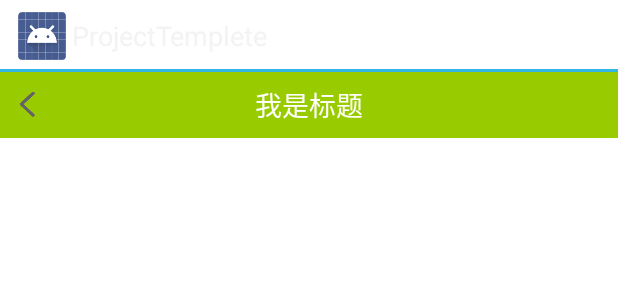
After one commit to yxdroid/droidfm, an Android app: the layout custom_action_bar_layout.xml on its own in the app's theme, with its tools: preview values and no code run, on a phone screen of 412 x 824 dp. The commit adds this screen. Shown: the top 300 px of the screen. Run offline under Robolectric (Android 15) with nearby library versions, the phone set to English and light mode, and no system bars.

Commit message:
add custom action

```diff
--- a/ProjectTemplete/app/src/main/AndroidManifest.xml
+++ b/ProjectTemplete/app/src/main/AndroidManifest.xml
@@ -21,6 +21,7 @@
 
         <activity
             android:name=".activity.WelcomeActivity"
+            android:theme="@style/WelcomeTheme"
             android:configChanges="screenSize|smallestScreenSize|screenLayout|orientation">
             <intent-filter>
                 <action android:name="com.yxdroid.pt" />
@@ -33,9 +34,7 @@
             </intent-filter>
         </activity>
 
-        <activity
-            android:name=".activity.MainActivity">
-        </activity>
+        <activity android:name=".activity.MainActivity"></activity>
 
 
         <activity
--- a/ProjectTemplete/app/src/main/java/yxdroid/pt/activity/MainActivity.java
+++ b/ProjectTemplete/app/src/main/java/yxdroid/pt/activity/MainActivity.java
@@ -46,6 +46,8 @@ public class MainActivity extends BaseMVPActivity<IMainView, MainPresenter, Main
 
     @Override
     protected void onInit() {
+        initActionBar("首页");
+
         DroidEvent.register(this);
         tvSample.setText("你来啊");
 
@@ -54,7 +56,8 @@ public class MainActivity extends BaseMVPActivity<IMainView, MainPresenter, Main
     }
 
     @Override
-    protected void onBack() {
+    public void onBack() {
+        super.onBack();
         close();
     }
 
--- a/ProjectTemplete/app/src/main/java/yxdroid/pt/activity/TestActivity.java
+++ b/ProjectTemplete/app/src/main/java/yxdroid/pt/activity/TestActivity.java
@@ -28,7 +28,8 @@ public class TestActivity extends BaseMVPActivity {
     }
 
     @Override
-    protected void onBack() {
+    public void onBack() {
+        super.onBack();
         close();
     }
 
--- a/ProjectTemplete/app/src/main/java/yxdroid/pt/activity/WelcomeActivity.java
+++ b/ProjectTemplete/app/src/main/java/yxdroid/pt/activity/WelcomeActivity.java
@@ -35,8 +35,8 @@ public class WelcomeActivity extends BaseMVPActivity
     }
 
     @Override
-    protected void onBack() {
-
+    public void onBack() {
+        super.onBack();
     }
 
     @Override
--- a/ProjectTemplete/app/src/main/res/values/styles.xml
+++ b/ProjectTemplete/app/src/main/res/values/styles.xml
@@ -1,13 +1,24 @@
 <resources>
 
     <!-- Base application theme. -->
-    <style name="AppTheme" parent="Theme.AppCompat.Light.DarkActionBar">
+    <style name="AppTheme" parent="android:Theme.Holo">
         <!-- Customize your theme here. -->
         <item name="colorPrimary">@color/colorPrimary</item>
         <item name="colorPrimaryDark">@color/colorPrimaryDark</item>
         <item name="colorAccent">@color/colorAccent</item>
+        <!--<item name="android:windowNoTitle">true</item>-->
+        <item name="android:textColor">@android:color/holo_blue_light</item>
+        <item name="android:windowBackground">@android:color/white</item>
+        <!--下段代码就是去除阴影的-->
+        <item name="android:windowContentOverlay">@null</item>
     </style>
 
+    <style name="WelcomeTheme">
+        <item name="android:windowNoTitle">true</item>
+        <item name="android:windowIsTranslucent">true</item>
+        <!--<item name="android:windowAnimationStyle">@style/fade</item>-->
+        <item name="android:windowBackground">@android:color/transparent</item>
+    </style>
 
     <style name="rb_style">
         <item name="android:layout_width">0dp</item>
--- /dev/null
+++ b/ProjectTemplete/droidfm/src/main/res/drawable/action_bar_bg.xml
@@ -0,0 +1,7 @@
+<?xml version="1.0" encoding="utf-8"?>
+<shape xmlns:android="http://schemas.android.com/apk/res/android">
+    <stroke
+        android:width="0.6dp"
+        android:color="@android:color/holo_green_light" />
+    <solid android:color="@android:color/holo_green_light"/>
+</shape>
--- /dev/null
+++ b/ProjectTemplete/droidfm/src/main/res/layout/custom_action_bar_layout.xml
@@ -0,0 +1,56 @@
+<?xml version="1.0" encoding="utf-8"?>
+<RelativeLayout xmlns:android="http://schemas.android.com/apk/res/android"
+    android:layout_width="match_parent"
+    android:layout_height="@dimen/title_bar_height"
+    android:background="@drawable/action_bar_bg"
+    android:gravity="center_vertical">
+
+    <TextView
+        android:id="@+id/btn_left"
+        android:layout_width="60dp"
+        android:layout_height="match_parent"
+        android:layout_centerVertical="true"
+        android:layout_marginLeft="@dimen/action_bar_margin"
+        android:drawableLeft="@mipmap/nav_return"
+        android:drawablePadding="8dp"
+        android:gravity="center_vertical" />
+
+    <TextView
+        android:id="@+id/tv_title"
+        android:layout_width="wrap_content"
+        android:layout_height="wrap_content"
+        android:layout_centerInParent="true"
+        android:layout_centerVertical="true"
+        android:layout_marginLeft="20dp"
+        android:layout_marginRight="20dp"
+        android:gravity="center"
+        android:lines="1"
+        android:text="我是标题"
+        android:textColor="@android:color/white"
+        android:textSize="18sp" />
+
+    <ImageView
+        android:id="@+id/btn_right"
+        android:layout_width="wrap_content"
+        android:layout_height="wrap_content"
+        android:layout_alignParentRight="true"
+        android:layout_centerVertical="true"
+        android:layout_marginRight="@dimen/action_bar_margin"
+        android:adjustViewBounds="true"
+        android:cropToPadding="true"
+        android:padding="10dp"
+        android:visibility="invisible" />
+
+    <TextView
+        android:id="@+id/tv_right"
+        android:layout_width="wrap_content"
+        android:layout_height="match_parent"
+        android:layout_alignParentRight="true"
+        android:layout_centerVertical="true"
+        android:layout_marginRight="@dimen/action_bar_margin"
+        android:gravity="center"
+        android:padding="10dp"
+        android:text="完成"
+        android:visibility="invisible" />
+
+</RelativeLayout>
--- /dev/null
+++ b/ProjectTemplete/droidfm/src/main/res/values/dimens.xml
@@ -0,0 +1,7 @@
+<?xml version="1.0" encoding="utf-8"?>
+<resources>
+
+    <dimen name="action_bar_margin">10dp</dimen>
+    <dimen name="title_bar_height">44dp</dimen>
+
+</resources>
```
Also changed, not shown: ProjectTemplete/droidfm/src/main/java/yxdroid/droidfm/base/BaseMVPActivity.java (+48 -3 lines), ProjectTemplete/droidfm/src/main/java/yxdroid/droidfm/view/CustomActionBar.java (added, +166 -0 lines), ProjectTemplete/droidfm/src/main/res/mipmap-xxhdpi/nav_return.png (added).
